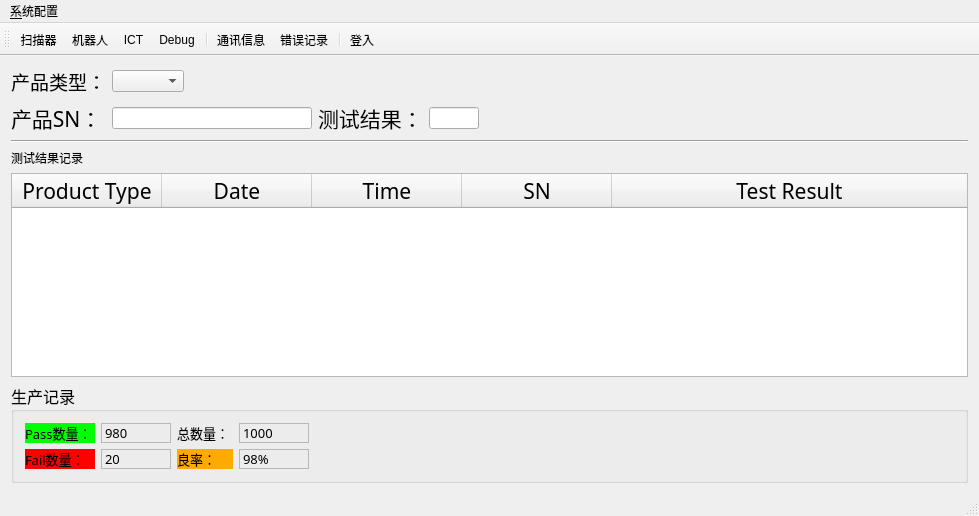
Old version of the form ict_ur10.ui in the repository eveningwyn/ICT_UR10.
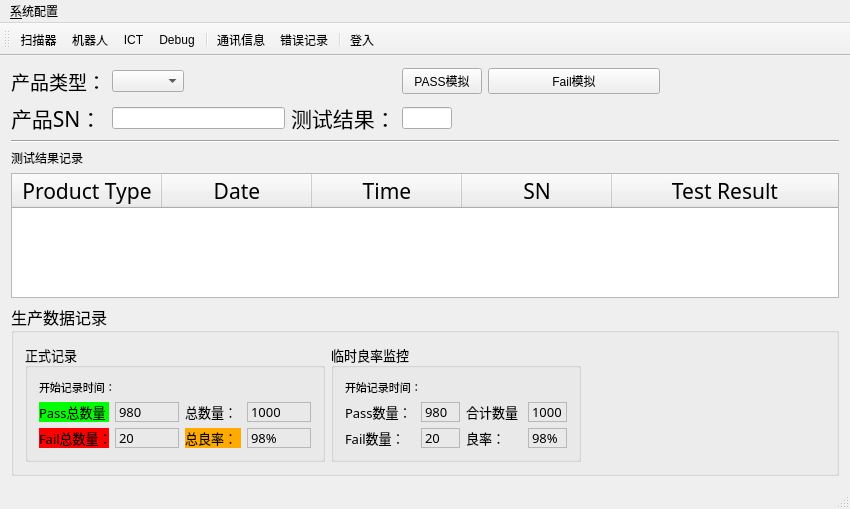
New version of the form. Icons and pictures are not drawn.

What changed in the file:
```diff
--- a/ict_ur10.ui
+++ b/ict_ur10.ui
@@ -6,8 +6,8 @@
    <rect>
     <x>0</x>
     <y>0</y>
-    <width>979</width>
-    <height>516</height>
+    <width>850</width>
+    <height>509</height>
    </rect>
   </property>
   <property name="minimumSize">
@@ -40,10 +40,27 @@
        <string>生产看板</string>
       </property>
       <property name="title">
-       <string>生产记录</string>
+       <string>生产数据记录</string>
       </property>
       <layout class="QGridLayout" name="gridLayout_2">
-       <item row="0" column="2">
+       <item row="0" column="5" rowspan="2">
+        <widget class="QGroupBox" name="groupBox_2">
+         <property name="minimumSize">
+          <size>
+           <width>300</width>
+           <height>0</height>
+          </size>
+         </property>
+         <property name="font">
+          <font>
+           <pointsize>10</pointsize>
+          </font>
+         </property>
+         <property name="title">
+          <string>正式记录</string>
+         </property>
+         <layout class="QGridLayout" name="gridLayout_3">
+          <item row="1" column="1">
         <widget class="QLabel" name="labelPassQty">
          <property name="maximumSize">
           <size>
@@ -68,7 +85,38 @@
          </property>
         </widget>
        </item>
-       <item row="0" column="4">
+          <item row="1" column="2">
+           <widget class="QLabel" name="label">
+            <property name="sizePolicy">
+             <sizepolicy hsizetype="Fixed" vsizetype="Preferred">
+              <horstretch>0</horstretch>
+              <verstretch>0</verstretch>
+             </sizepolicy>
+            </property>
+            <property name="minimumSize">
+             <size>
+              <width>56</width>
+              <height>20</height>
+             </size>
+            </property>
+            <property name="maximumSize">
+             <size>
+              <width>56</width>
+              <height>20</height>
+             </size>
+            </property>
+            <property name="font">
+             <font>
+              <family>新宋体</family>
+              <pointsize>10</pointsize>
+             </font>
+            </property>
+            <property name="text">
+             <string>总数量：</string>
+            </property>
+           </widget>
+          </item>
+          <item row="1" column="3">
         <widget class="QLabel" name="labelTotalQty">
          <property name="maximumSize">
           <size>
@@ -93,33 +141,7 @@
          </property>
         </widget>
        </item>
-       <item row="0" column="8" colspan="2">
-        <spacer name="horizontalSpacer_4">
-         <property name="orientation">
-          <enum>Qt::Horizontal</enum>
-         </property>
-         <property name="sizeHint" stdset="0">
-          <size>
-           <width>40</width>
-           <height>20</height>
-          </size>
-         </property>
-        </spacer>
-       </item>
-       <item row="1" column="8" colspan="2">
-        <spacer name="horizontalSpacer_3">
-         <property name="orientation">
-          <enum>Qt::Horizontal</enum>
-         </property>
-         <property name="sizeHint" stdset="0">
-          <size>
-           <width>40</width>
-           <height>20</height>
-          </size>
-         </property>
-        </spacer>
-       </item>
-       <item row="0" column="1">
+          <item row="1" column="0">
         <widget class="QLabel" name="label_2">
          <property name="sizePolicy">
           <sizepolicy hsizetype="Fixed" vsizetype="Preferred">
@@ -149,67 +171,11 @@
           <string notr="true">background-color: rgb(0, 255, 0);</string>
          </property>
          <property name="text">
-          <string>Pass数量：</string>
+             <string>Pass总数量：</string>
          </property>
         </widget>
        </item>
-       <item row="1" column="4">
-        <widget class="QLabel" name="labelYield">
-         <property name="maximumSize">
-          <size>
-           <width>70</width>
-           <height>16777215</height>
-          </size>
-         </property>
-         <property name="font">
-          <font>
-           <family>新宋体</family>
-           <pointsize>10</pointsize>
-          </font>
-         </property>
-         <property name="statusTip">
-          <string>良率</string>
-         </property>
-         <property name="frameShape">
-          <enum>QFrame::StyledPanel</enum>
-         </property>
-         <property name="text">
-          <string>98%</string>
-         </property>
-        </widget>
-       </item>
-       <item row="0" column="3">
-        <widget class="QLabel" name="label">
-         <property name="sizePolicy">
-          <sizepolicy hsizetype="Fixed" vsizetype="Preferred">
-           <horstretch>0</horstretch>
-           <verstretch>0</verstretch>
-          </sizepolicy>
-         </property>
-         <property name="minimumSize">
-          <size>
-           <width>56</width>
-           <height>20</height>
-          </size>
-         </property>
-         <property name="maximumSize">
-          <size>
-           <width>56</width>
-           <height>20</height>
-          </size>
-         </property>
-         <property name="font">
-          <font>
-           <family>新宋体</family>
-           <pointsize>10</pointsize>
-          </font>
-         </property>
-         <property name="text">
-          <string>总数量：</string>
-         </property>
-        </widget>
-       </item>
-       <item row="1" column="1">
+          <item row="2" column="0">
         <widget class="QLabel" name="label_3">
          <property name="sizePolicy">
           <sizepolicy hsizetype="Fixed" vsizetype="Preferred">
@@ -239,11 +205,11 @@
           <string notr="true">background-color: rgb(255, 0, 0);</string>
          </property>
          <property name="text">
-          <string>Fail数量：</string>
+             <string>Fail总数量：</string>
          </property>
         </widget>
        </item>
-       <item row="1" column="2">
+          <item row="2" column="1">
         <widget class="QLabel" name="labelFailQty">
          <property name="maximumSize">
           <size>
@@ -268,7 +234,7 @@
          </property>
         </widget>
        </item>
-       <item row="1" column="3">
+          <item row="2" column="2">
         <widget class="QLabel" name="label_4">
          <property name="sizePolicy">
           <sizepolicy hsizetype="Fixed" vsizetype="Preferred">
@@ -298,10 +264,321 @@
           <string notr="true">background-color: rgb(255, 170, 0);</string>
          </property>
          <property name="text">
+             <string>总良率：</string>
+            </property>
+           </widget>
+          </item>
+          <item row="2" column="3">
+           <widget class="QLabel" name="labelYield">
+            <property name="maximumSize">
+             <size>
+              <width>70</width>
+              <height>16777215</height>
+             </size>
+            </property>
+            <property name="font">
+             <font>
+              <family>新宋体</family>
+              <pointsize>10</pointsize>
+             </font>
+            </property>
+            <property name="statusTip">
+             <string>良率</string>
+            </property>
+            <property name="frameShape">
+             <enum>QFrame::StyledPanel</enum>
+            </property>
+            <property name="text">
+             <string>98%</string>
+            </property>
+           </widget>
+          </item>
+          <item row="0" column="0" colspan="4">
+           <widget class="QLabel" name="label_recordTime">
+            <property name="font">
+             <font>
+              <family>AcadEref</family>
+              <pointsize>8</pointsize>
+             </font>
+            </property>
+            <property name="text">
+             <string>开始记录时间：</string>
+            </property>
+           </widget>
+          </item>
+         </layout>
+        </widget>
+       </item>
+       <item row="1" column="7">
+        <spacer name="horizontalSpacer_3">
+         <property name="orientation">
+          <enum>Qt::Horizontal</enum>
+         </property>
+         <property name="sizeHint" stdset="0">
+          <size>
+           <width>40</width>
+           <height>20</height>
+          </size>
+         </property>
+        </spacer>
+       </item>
+       <item row="0" column="6" rowspan="2">
+        <widget class="QGroupBox" name="groupBox_3">
+         <property name="minimumSize">
+          <size>
+           <width>250</width>
+           <height>0</height>
+          </size>
+         </property>
+         <property name="font">
+          <font>
+           <pointsize>10</pointsize>
+          </font>
+         </property>
+         <property name="title">
+          <string>临时良率监控</string>
+         </property>
+         <layout class="QGridLayout" name="gridLayout_4">
+          <item row="1" column="1">
+           <widget class="QLabel" name="labelPassQtyTemp">
+            <property name="maximumSize">
+             <size>
+              <width>70</width>
+              <height>16777215</height>
+             </size>
+            </property>
+            <property name="font">
+             <font>
+              <family>新宋体</family>
+              <pointsize>10</pointsize>
+             </font>
+            </property>
+            <property name="statusTip">
+             <string>总测试PASS数量</string>
+            </property>
+            <property name="frameShape">
+             <enum>QFrame::StyledPanel</enum>
+            </property>
+            <property name="text">
+             <string>980</string>
+            </property>
+           </widget>
+          </item>
+          <item row="1" column="2">
+           <widget class="QLabel" name="label_5">
+            <property name="sizePolicy">
+             <sizepolicy hsizetype="Fixed" vsizetype="Preferred">
+              <horstretch>0</horstretch>
+              <verstretch>0</verstretch>
+             </sizepolicy>
+            </property>
+            <property name="minimumSize">
+             <size>
+              <width>56</width>
+              <height>20</height>
+             </size>
+            </property>
+            <property name="maximumSize">
+             <size>
+              <width>56</width>
+              <height>20</height>
+             </size>
+            </property>
+            <property name="font">
+             <font>
+              <family>新宋体</family>
+              <pointsize>10</pointsize>
+             </font>
+            </property>
+            <property name="text">
+             <string>合计数量：</string>
+            </property>
+           </widget>
+          </item>
+          <item row="1" column="3">
+           <widget class="QLabel" name="labelTotalQtyTemp">
+            <property name="maximumSize">
+             <size>
+              <width>70</width>
+              <height>16777215</height>
+             </size>
+            </property>
+            <property name="font">
+             <font>
+              <family>新宋体</family>
+              <pointsize>10</pointsize>
+             </font>
+            </property>
+            <property name="statusTip">
+             <string>总生产数量</string>
+            </property>
+            <property name="frameShape">
+             <enum>QFrame::StyledPanel</enum>
+            </property>
+            <property name="text">
+             <string>1000</string>
+            </property>
+           </widget>
+          </item>
+          <item row="1" column="0">
+           <widget class="QLabel" name="label_6">
+            <property name="sizePolicy">
+             <sizepolicy hsizetype="Fixed" vsizetype="Preferred">
+              <horstretch>0</horstretch>
+              <verstretch>0</verstretch>
+             </sizepolicy>
+            </property>
+            <property name="minimumSize">
+             <size>
+              <width>70</width>
+              <height>20</height>
+             </size>
+            </property>
+            <property name="maximumSize">
+             <size>
+              <width>70</width>
+              <height>20</height>
+             </size>
+            </property>
+            <property name="font">
+             <font>
+              <family>新宋体</family>
+              <pointsize>10</pointsize>
+             </font>
+            </property>
+            <property name="text">
+             <string>Pass数量：</string>
+            </property>
+           </widget>
+          </item>
+          <item row="2" column="0">
+           <widget class="QLabel" name="label_7">
+            <property name="sizePolicy">
+             <sizepolicy hsizetype="Fixed" vsizetype="Preferred">
+              <horstretch>0</horstretch>
+              <verstretch>0</verstretch>
+             </sizepolicy>
+            </property>
+            <property name="minimumSize">
+             <size>
+              <width>70</width>
+              <height>20</height>
+             </size>
+            </property>
+            <property name="maximumSize">
+             <size>
+              <width>70</width>
+              <height>20</height>
+             </size>
+            </property>
+            <property name="font">
+             <font>
+              <family>新宋体</family>
+              <pointsize>10</pointsize>
+             </font>
+            </property>
+            <property name="text">
+             <string>Fail数量：</string>
+            </property>
+           </widget>
+          </item>
+          <item row="2" column="1">
+           <widget class="QLabel" name="labelFailQtyTemp">
+            <property name="maximumSize">
+             <size>
+              <width>70</width>
+              <height>16777215</height>
+             </size>
+            </property>
+            <property name="font">
+             <font>
+              <family>新宋体</family>
+              <pointsize>10</pointsize>
+             </font>
+            </property>
+            <property name="statusTip">
+             <string>总测试FAIL数量</string>
+            </property>
+            <property name="frameShape">
+             <enum>QFrame::StyledPanel</enum>
+            </property>
+            <property name="text">
+             <string>20</string>
+            </property>
+           </widget>
+          </item>
+          <item row="2" column="2">
+           <widget class="QLabel" name="label_8">
+            <property name="sizePolicy">
+             <sizepolicy hsizetype="Fixed" vsizetype="Preferred">
+              <horstretch>0</horstretch>
+              <verstretch>0</verstretch>
+             </sizepolicy>
+            </property>
+            <property name="minimumSize">
+             <size>
+              <width>56</width>
+              <height>20</height>
+             </size>
+            </property>
+            <property name="maximumSize">
+             <size>
+              <width>56</width>
+              <height>20</height>
+             </size>
+            </property>
+            <property name="font">
+             <font>
+              <family>新宋体</family>
+              <pointsize>10</pointsize>
+             </font>
+            </property>
+            <property name="text">
           <string>良率：</string>
          </property>
         </widget>
        </item>
+          <item row="2" column="3">
+           <widget class="QLabel" name="labelYieldTemp">
+            <property name="maximumSize">
+             <size>
+              <width>70</width>
+              <height>16777215</height>
+             </size>
+            </property>
+            <property name="font">
+             <font>
+              <family>新宋体</family>
+              <pointsize>10</pointsize>
+             </font>
+            </property>
+            <property name="statusTip">
+             <string>良率</string>
+            </property>
+            <property name="frameShape">
+             <enum>QFrame::StyledPanel</enum>
+            </property>
+            <property name="text">
+             <string>98%</string>
+            </property>
+           </widget>
+          </item>
+          <item row="0" column="0" colspan="4">
+           <widget class="QLabel" name="label_recordTime_interim">
+            <property name="font">
+             <font>
+              <family>AcadEref</family>
+              <pointsize>8</pointsize>
+             </font>
+            </property>
+            <property name="text">
+             <string>开始记录时间：</string>
+            </property>
+           </widget>
+          </item>
+         </layout>
+        </widget>
+       </item>
       </layout>
      </widget>
     </item>
@@ -516,6 +793,20 @@
       </property>
      </spacer>
     </item>
+    <item row="0" column="3">
+     <widget class="QPushButton" name="pushButton">
+      <property name="text">
+       <string>PASS模拟</string>
+      </property>
+     </widget>
+    </item>
+    <item row="0" column="4">
+     <widget class="QPushButton" name="pushButton_2">
+      <property name="text">
+       <string>Fail模拟</string>
+      </property>
+     </widget>
+    </item>
    </layout>
   </widget>
   <widget class="QMenuBar" name="mainMenuBar">
@@ -523,7 +814,7 @@
     <rect>
      <x>0</x>
      <y>0</y>
-     <width>979</width>
+     <width>850</width>
      <height>23</height>
     </rect>
    </property>
```
Lines whose indentation alone changed are shown as unchanged.
